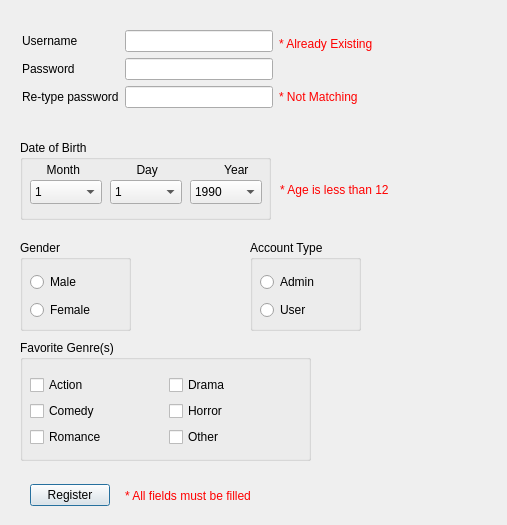
AdhamElRouby/Cinema-register-desktop-app, file register.ui: the form before one commit.
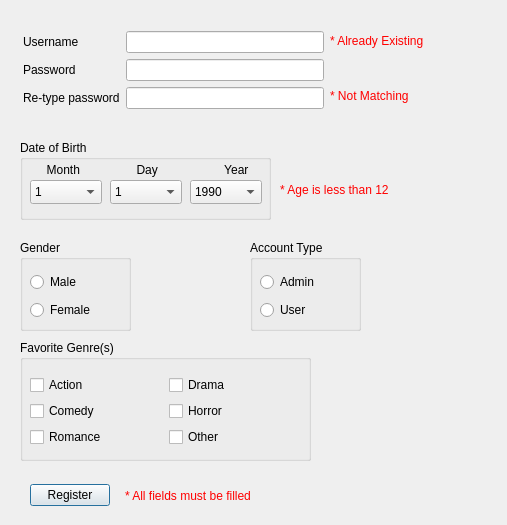
The form after the commit.

Commit message: Edited Error Messages in Register Window

What changed in the file:
```diff
--- a/register.ui
+++ b/register.ui
@@ -628,7 +628,7 @@
     <string>* Age is less than 12</string>
    </property>
   </widget>
-  <widget class="QWidget" name="">
+  <widget class="QWidget" name="layoutWidget">
    <property name="geometry">
     <rect>
      <x>30</x>
@@ -676,14 +676,12 @@
   <widget class="QWidget" name="">
    <property name="geometry">
     <rect>
-     <x>22</x>
-     <y>30</y>
-     <width>351</width>
+     <x>23</x>
+     <y>31</y>
+     <width>301</width>
      <height>81</height>
     </rect>
    </property>
-   <layout class="QHBoxLayout" name="horizontalLayout">
-    <item>
      <layout class="QFormLayout" name="formLayout">
       <item row="0" column="0">
        <widget class="QLabel" name="Register_usernamelabel">
@@ -724,14 +722,16 @@
        </widget>
       </item>
      </layout>
-    </item>
-    <item>
-     <layout class="QVBoxLayout" name="verticalLayout_2">
-      <property name="spacing">
-       <number>25</number>
-      </property>
-      <item>
+  </widget>
        <widget class="QLabel" name="username_err">
+   <property name="geometry">
+    <rect>
+     <x>330</x>
+     <y>30</y>
+     <width>101</width>
+     <height>21</height>
+    </rect>
+   </property>
         <property name="styleSheet">
          <string notr="true">color: red;	</string>
         </property>
@@ -739,20 +739,21 @@
          <string>* Already Existing</string>
         </property>
        </widget>
-      </item>
-      <item>
        <widget class="QLabel" name="password_err">
+   <property name="geometry">
+    <rect>
+     <x>330</x>
+     <y>80</y>
+     <width>91</width>
+     <height>31</height>
+    </rect>
+   </property>
         <property name="styleSheet">
          <string notr="true">color: red;	</string>
         </property>
         <property name="text">
          <string>* Not Matching</string>
         </property>
-       </widget>
-      </item>
-     </layout>
-    </item>
-   </layout>
   </widget>
  </widget>
  <resources/>
```
Lines whose indentation alone changed are shown as unchanged. The commit also changes 3 other files.
